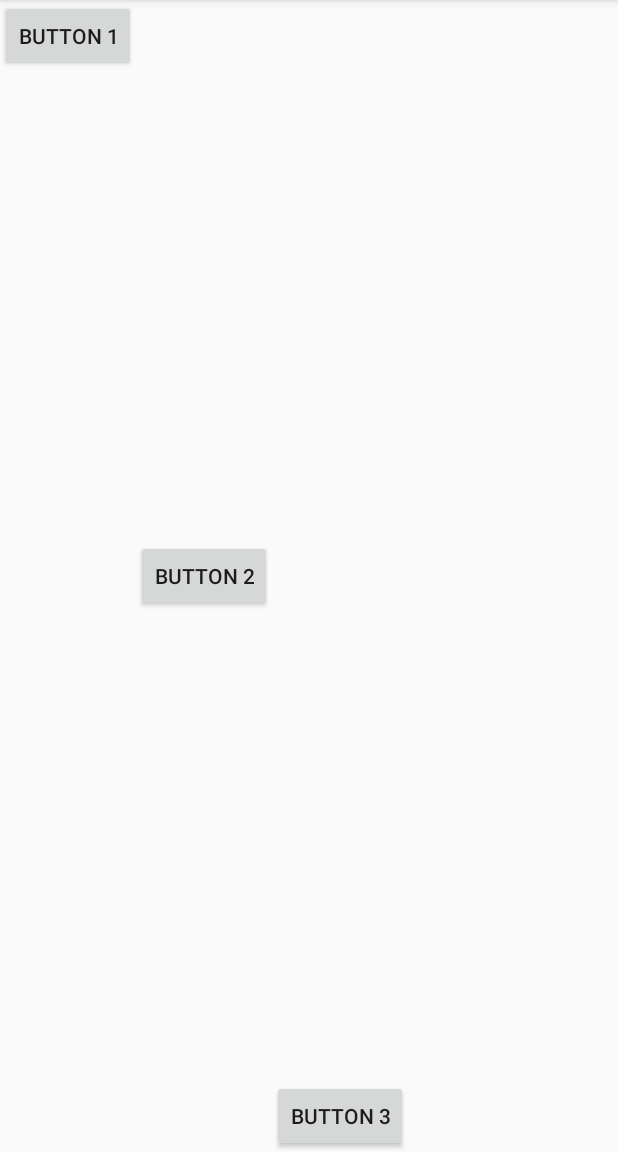
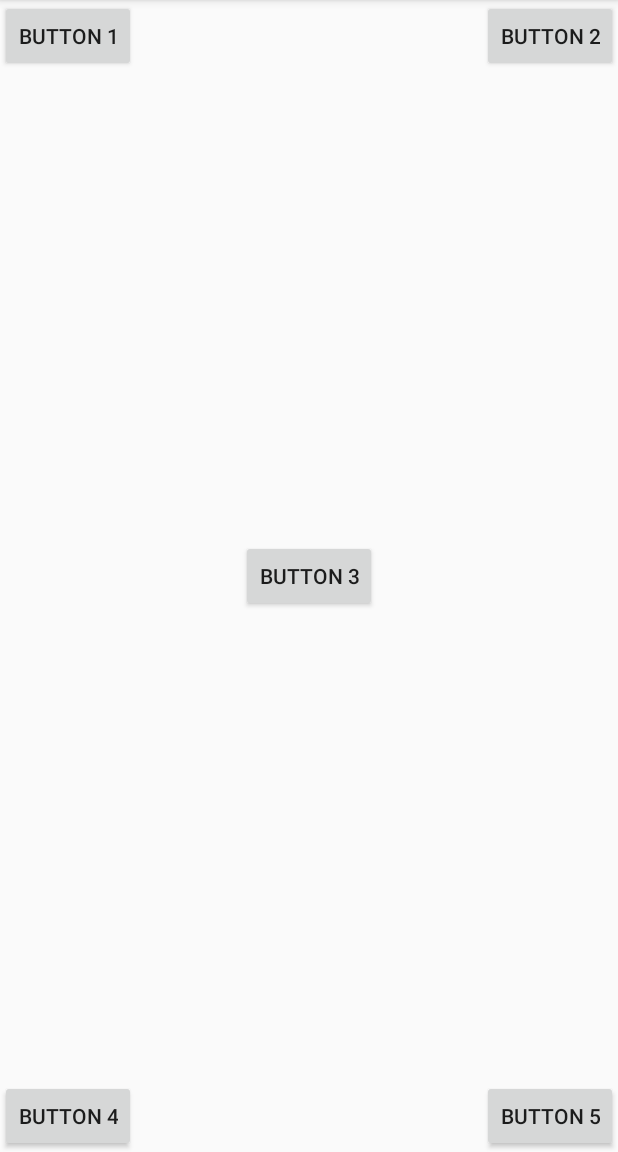
Before and after one commit to caoxiemeihao/learn-android, an Android app: the screen it shows after launch (MainActivity), on a phone screen of 412 x 824 dp, the part 84-1236 px from its top. Run offline under Robolectric (Android 15) with nearby library versions, the phone set to English and light mode, and no system bars.

Commit message:
19-03-27 相对布局

```diff
--- a/UILayoutTest/app/src/main/res/layout/activity_main.xml
+++ b/UILayoutTest/app/src/main/res/layout/activity_main.xml
@@ -16,12 +16,14 @@
         <!--app:layout_constraintTop_toTopOf="parent" />-->
 
 <!--</android.support.constraint.ConstraintLayout>-->
-<LinearLayout xmlns:android="http://schemas.android.com/apk/res/android"
+
+
+<!--<LinearLayout xmlns:android="http://schemas.android.com/apk/res/android"
     android:orientation="horizontal"
     android:layout_width="match_parent"
-    android:layout_height="match_parent">
+    android:layout_height="match_parent">-->
 
-    <Button
+    <!--<Button
         android:id="@+id/button1"
         android:layout_width="wrap_content"
         android:layout_height="wrap_content"
@@ -40,6 +42,64 @@
         android:layout_width="wrap_content"
         android:layout_height="wrap_content"
         android:layout_gravity="bottom"
+        android:text="Button 3"/>-->
+
+    <!--<TextView
+        android:id="@+id/input_message"
+        android:layout_width="0dp"
+        android:layout_height="match_parent"
+        android:layout_weight="3"
+        android:hint="Type something"/>
+
+    <Button
+        android:id="@+id/send"
+        android:layout_width="0dp"
+        android:layout_height="wrap_content"
+        android:layout_weight="2"
+        android:text="Send"/>-->
+
+<!--</LinearLayout>-->
+
+<RelativeLayout xmlns:android="http://schemas.android.com/apk/res/android"
+    android:layout_width="match_parent"
+    android:layout_height="match_parent">
+
+    <Button
+        android:id="@+id/button1"
+        android:layout_width="wrap_content"
+        android:layout_height="wrap_content"
+        android:layout_alignParentLeft="true"
+        android:layout_alignParentTop="true"
+        android:text="Button 1"/>
+
+    <Button
+        android:id="@+id/button2"
+        android:layout_width="wrap_content"
+        android:layout_height="wrap_content"
+        android:layout_alignParentRight="true"
+        android:layout_alignParentTop="true"
+        android:text="Button 2"/>
+
+    <Button
+        android:id="@+id/button3"
+        android:layout_width="wrap_content"
+        android:layout_height="wrap_content"
+        android:layout_centerInParent="true"
         android:text="Button 3"/>
 
-</LinearLayout>
+    <Button
+        android:id="@+id/button4"
+        android:layout_width="wrap_content"
+        android:layout_height="wrap_content"
+        android:layout_alignParentBottom="true"
+        android:layout_alignParentLeft="true"
+        android:text="Button 4"/>
+
+    <Button
+        android:id="@+id/button5"
+        android:layout_width="wrap_content"
+        android:layout_height="wrap_content"
+        android:layout_alignParentBottom="true"
+        android:layout_alignParentRight="true"
+        android:text="Button 5"/>
+</RelativeLayout>
```
